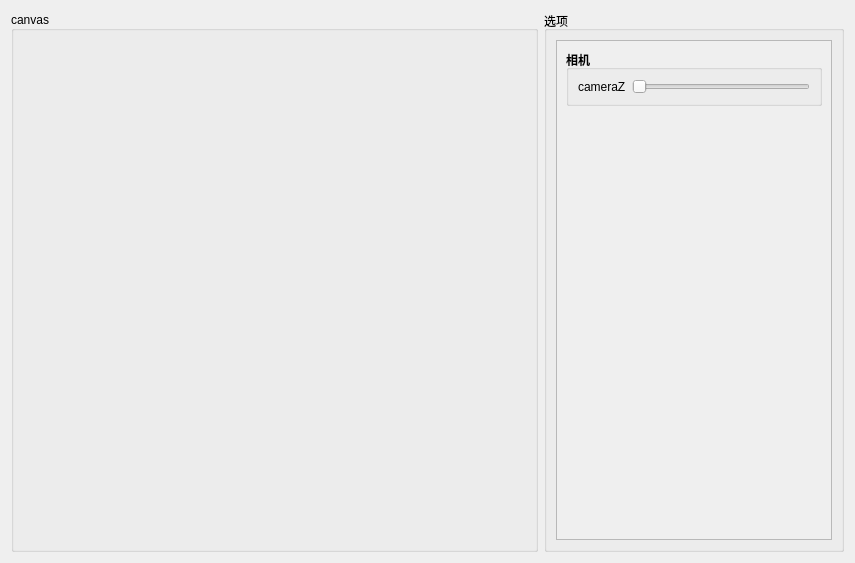
Before: the Qt Designer form src/UI/mainwidget.ui in Yuanzidan081/SRendererLab, drawn with Qt 5.
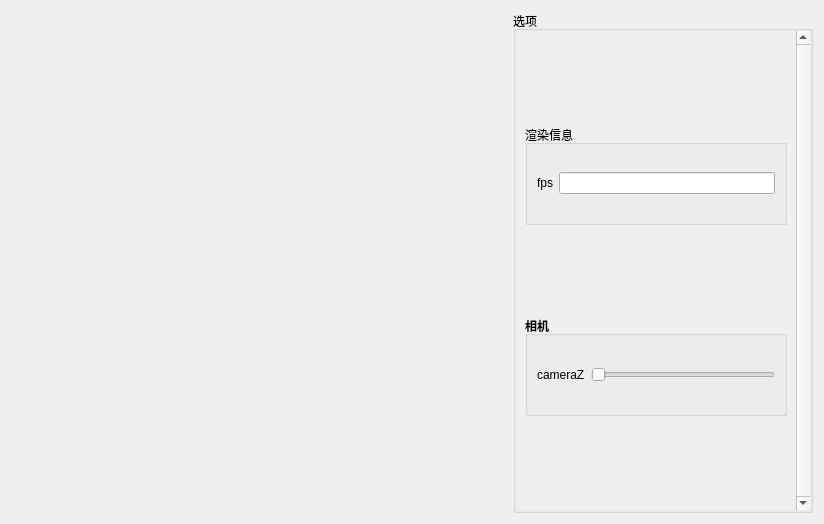
After: the same form once the commit is applied. Custom widgets are drawn as their Qt base class.

The edit to the form file:
```diff
--- a/src/UI/mainwidget.ui
+++ b/src/UI/mainwidget.ui
@@ -6,8 +6,8 @@
    <rect>
     <x>0</x>
     <y>0</y>
-    <width>855</width>
-    <height>563</height>
+    <width>824</width>
+    <height>524</height>
    </rect>
   </property>
   <property name="windowTitle">
@@ -15,38 +15,24 @@
   </property>
   <layout class="QGridLayout" name="gridLayout">
    <item row="0" column="0">
-    <widget class="QGroupBox" name="groupBoxWindow">
-     <property name="sizePolicy">
-      <sizepolicy hsizetype="Preferred" vsizetype="Preferred">
-       <horstretch>0</horstretch>
-       <verstretch>0</verstretch>
-      </sizepolicy>
-     </property>
-     <property name="title">
-      <string>canvas</string>
-     </property>
-     <property name="alignment">
-      <set>Qt::AlignLeading|Qt::AlignLeft|Qt::AlignVCenter</set>
-     </property>
-     <layout class="QHBoxLayout" name="horizontalLayout">
-      <item>
        <layout class="QHBoxLayout" name="imageLayout">
         <property name="spacing">
          <number>0</number>
         </property>
         <item>
          <widget class="ImageLabel" name="image">
+       <property name="sizePolicy">
+        <sizepolicy hsizetype="Preferred" vsizetype="Preferred">
+         <horstretch>0</horstretch>
+         <verstretch>0</verstretch>
+        </sizepolicy>
+       </property>
           <property name="text">
            <string/>
           </property>
          </widget>
         </item>
-       </layout>
-      </item>
-     </layout>
-    </widget>
-   </item>
-   <item row="0" column="1">
+     <item>
     <widget class="QGroupBox" name="groupBox">
      <property name="maximumSize">
       <size>
@@ -57,9 +43,33 @@
      <property name="title">
       <string>选项</string>
      </property>
-     <layout class="QGridLayout" name="gridLayout_2">
-      <item row="0" column="1" colspan="3">
+       <layout class="QVBoxLayout" name="verticalLayout_2">
+        <property name="spacing">
+         <number>0</number>
+        </property>
+        <property name="leftMargin">
+         <number>0</number>
+        </property>
+        <property name="topMargin">
+         <number>0</number>
+        </property>
+        <property name="rightMargin">
+         <number>0</number>
+        </property>
+        <property name="bottomMargin">
+         <number>0</number>
+        </property>
+        <item>
        <widget class="QScrollArea" name="scrollArea">
+          <property name="frameShape">
+           <enum>QFrame::NoFrame</enum>
+          </property>
+          <property name="lineWidth">
+           <number>0</number>
+          </property>
+          <property name="verticalScrollBarPolicy">
+           <enum>Qt::ScrollBarAlwaysOn</enum>
+          </property>
         <property name="widgetResizable">
          <bool>true</bool>
         </property>
@@ -68,13 +78,60 @@
           <rect>
            <x>0</x>
            <y>0</y>
-           <width>274</width>
-           <height>500</height>
+             <width>277</width>
+             <height>483</height>
           </rect>
          </property>
          <layout class="QVBoxLayout" name="verticalLayout">
-          <item alignment="Qt::AlignTop">
+            <item>
+             <widget class="QGroupBox" name="groupBox_renderMsg">
+              <property name="sizePolicy">
+               <sizepolicy hsizetype="Preferred" vsizetype="Preferred">
+                <horstretch>0</horstretch>
+                <verstretch>0</verstretch>
+               </sizepolicy>
+              </property>
+              <property name="maximumSize">
+               <size>
+                <width>16777215</width>
+                <height>100</height>
+               </size>
+              </property>
+              <property name="title">
+               <string>渲染信息</string>
+              </property>
+              <layout class="QHBoxLayout" name="horizontalLayout">
+               <item>
+                <layout class="QGridLayout" name="gridLayout_renderMsg">
+                 <item row="0" column="0">
+                  <widget class="QLabel" name="label_2">
+                   <property name="text">
+                    <string>fps</string>
+                   </property>
+                  </widget>
+                 </item>
+                 <item row="0" column="1">
+                  <widget class="QLineEdit" name="lineEdit_fps"/>
+                 </item>
+                </layout>
+               </item>
+              </layout>
+             </widget>
+            </item>
+            <item>
            <widget class="QGroupBox" name="groupBox_2">
+              <property name="minimumSize">
+               <size>
+                <width>0</width>
+                <height>100</height>
+               </size>
+              </property>
+              <property name="maximumSize">
+               <size>
+                <width>16777215</width>
+                <height>100</height>
+               </size>
+              </property>
             <property name="font">
              <font>
               <weight>75</weight>
@@ -84,6 +141,9 @@
             <property name="title">
              <string>相机</string>
             </property>
+              <property name="flat">
+               <bool>false</bool>
+              </property>
             <layout class="QHBoxLayout" name="horizontalLayout_2">
              <item>
               <layout class="QGridLayout" name="gridLayout_3">
@@ -124,6 +184,8 @@
       </item>
      </layout>
     </widget>
+     </item>
+    </layout>
    </item>
   </layout>
  </widget>
```
Left out of the diff: 3 changed lines with no effect on the pictures. Lines whose indentation alone changed are shown as unchanged.
